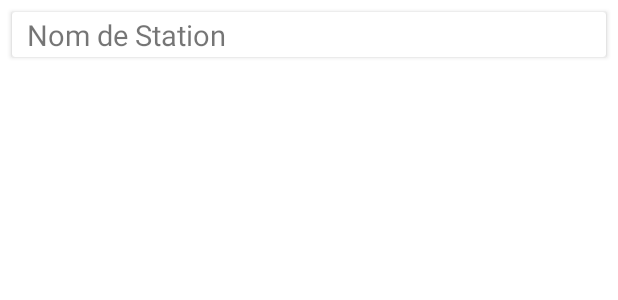
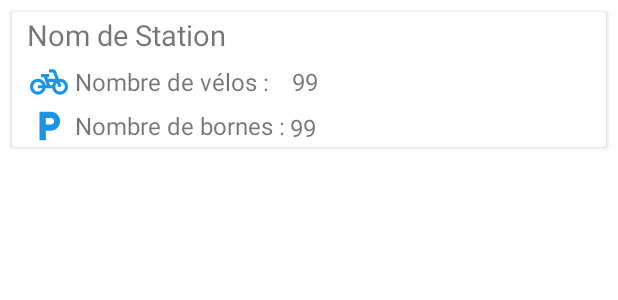
Before and after one commit to Ayman-Ramdane/velibAndroidApp, an Android app: the layout adapter_favorite.xml on its own in the app's theme, with its tools: preview values and no code run, on a phone screen of 412 x 824 dp. Shown: the top 300 px of the screen. Run offline under Robolectric (Android 15) with nearby library versions, the phone set to English and light mode, and no system bars; Roboto replaces fonts that are not available here.

Commit message:
Redesign favorite list

```diff
--- a/app/src/main/java/fr/epf/min1/velib/FavoriteAdapter.kt
+++ b/app/src/main/java/fr/epf/min1/velib/FavoriteAdapter.kt
@@ -26,12 +26,15 @@ class FavoriteAdapter(private val favoriteStations: List<Station>) :
             val context = it.context
             val intent = Intent(context, DetailsStationActivity::class.java)
             intent.putExtra("station_id", favoriteStation.station_id)
-            intent.putExtra("station_name", favoriteStation.name)
             context.startActivity(intent)
         }
 
-        val clientTextView = holder.view.findViewById<TextView>(R.id.adapter_favorite_text)
-        clientTextView.text = favoriteStation.name
+        val stationNameTextView = holder.view.findViewById<TextView>(R.id.adapter_favorite_title)
+        val stationBikeTextView = holder.view.findViewById<TextView>(R.id.adapter_favorite_bike_number)
+        val stationDockTextView = holder.view.findViewById<TextView>(R.id.adapter_favorite_dock_number)
+        stationNameTextView.text = favoriteStation.name
+        stationBikeTextView.text = favoriteStation.numBikesAvailable.toString()
+        stationDockTextView.text = favoriteStation.numDocksAvailable.toString()
     }
 
     override fun getItemCount() = favoriteStations.size
--- a/app/src/main/res/drawable/ic_baseline_local_parking_24.xml
+++ b/app/src/main/res/drawable/ic_baseline_local_parking_24.xml
@@ -1,4 +1,4 @@
-<vector android:height="24dp" android:tint="#4CBDBA"
+<vector android:height="24dp" android:tint="#1C94E5"
     android:viewportHeight="24" android:viewportWidth="24"
     android:width="24dp" xmlns:android="http://schemas.android.com/apk/res/android">
     <path android:fillColor="@android:color/white" android:pathData="M13,3L6,3v18h4v-6h3c3.31,0 6,-2.69 6,-6s-2.69,-6 -6,-6zM13.2,11L10,11L10,7h3.2c1.1,0 2,0.9 2,2s-0.9,2 -2,2z"/>
--- a/app/src/main/res/layout/adapter_favorite.xml
+++ b/app/src/main/res/layout/adapter_favorite.xml
@@ -1,16 +1,18 @@
 <?xml version="1.0" encoding="utf-8"?>
 <androidx.cardview.widget.CardView xmlns:android="http://schemas.android.com/apk/res/android"
+    xmlns:app="http://schemas.android.com/apk/res-auto"
     xmlns:tools="http://schemas.android.com/tools"
     android:layout_width="match_parent"
     android:layout_height="wrap_content"
     android:layout_margin="8dp">
 
-    <LinearLayout
+    <androidx.constraintlayout.widget.ConstraintLayout
         android:layout_width="match_parent"
-        android:layout_height="wrap_content">
+        android:layout_height="wrap_content"
+        android:orientation="vertical">
 
         <TextView
-            android:id="@+id/adapter_favorite_text"
+            android:id="@+id/adapter_favorite_title"
             android:layout_width="match_parent"
             android:layout_height="wrap_content"
             android:layout_gravity="center_vertical"
@@ -19,7 +21,80 @@
             android:gravity="center_vertical"
             android:paddingHorizontal="10dp"
             android:textSize="19sp"
+            app:layout_constraintEnd_toEndOf="parent"
+            app:layout_constraintStart_toStartOf="parent"
+            app:layout_constraintTop_toTopOf="parent"
             tools:text="Nom de Station" />
-    </LinearLayout>
+
+        <ImageView
+            android:id="@+id/imageView"
+            android:layout_width="25dp"
+            android:layout_height="25dp"
+            android:layout_marginStart="12dp"
+            android:layout_marginTop="4dp"
+            android:src="@drawable/ic_pedal_bike"
+            app:layout_constraintStart_toStartOf="parent"
+            app:layout_constraintTop_toBottomOf="@+id/adapter_favorite_title"
+            tools:ignore="ContentDescription" />
+
+        <TextView
+            android:id="@+id/textView"
+            android:layout_width="wrap_content"
+            android:layout_height="25dp"
+            android:layout_marginStart="4dp"
+            android:layout_marginTop="4dp"
+            android:gravity="center"
+            android:text="@string/adapter_favorite_bike_number"
+            android:textSize="16sp"
+            app:layout_constraintStart_toEndOf="@+id/imageView"
+            app:layout_constraintTop_toBottomOf="@+id/adapter_favorite_title" />
+
+        <TextView
+            android:id="@+id/adapter_favorite_bike_number"
+            android:layout_width="wrap_content"
+            android:layout_height="25dp"
+            android:layout_marginStart="16dp"
+            android:layout_marginTop="4dp"
+            android:gravity="center"
+            android:textSize="16sp"
+            app:layout_constraintStart_toEndOf="@+id/textView"
+            app:layout_constraintTop_toBottomOf="@+id/adapter_favorite_title"
+            tools:text="99" />
+
+        <ImageView
+            android:id="@+id/imageView2"
+            android:layout_width="25dp"
+            android:layout_height="25dp"
+            android:layout_marginStart="12dp"
+            android:layout_marginTop="4dp"
+            android:src="@drawable/ic_baseline_local_parking_24"
+            app:layout_constraintStart_toStartOf="parent"
+            app:layout_constraintTop_toBottomOf="@+id/imageView"
+            tools:ignore="ContentDescription" />
+
+        <TextView
+            android:id="@+id/textView6"
+            android:layout_width="wrap_content"
+            android:layout_height="25dp"
+            android:layout_marginStart="4dp"
+            android:layout_marginTop="4dp"
+            android:gravity="center"
+            android:text="@string/adapter_favorite_dock_number"
+            android:textSize="16sp"
+            app:layout_constraintStart_toEndOf="@+id/imageView2"
+            app:layout_constraintTop_toBottomOf="@+id/textView" />
+
+        <TextView
+            android:id="@+id/adapter_favorite_dock_number"
+            android:layout_width="wrap_content"
+            android:layout_height="25dp"
+            android:layout_marginStart="4dp"
+            android:layout_marginTop="5dp"
+            android:gravity="center"
+            android:textSize="16sp"
+            app:layout_constraintStart_toEndOf="@+id/textView6"
+            app:layout_constraintTop_toBottomOf="@+id/adapter_favorite_bike_number"
+            tools:text="99" />
+    </androidx.constraintlayout.widget.ConstraintLayout>
 
 </androidx.cardview.widget.CardView>
--- a/app/src/main/res/values/strings.xml
+++ b/app/src/main/res/values/strings.xml
@@ -26,5 +26,7 @@
     <string name="details_credit_card">carte de crédit</string>
     <string name="details_mechanical_bike">vélo mécanique</string>
     <string name="details_ebike">Vélo électrique</string>
+    <string name="adapter_favorite_bike_number">Nombre de vélos :</string>
+    <string name="adapter_favorite_dock_number">Nombre de bornes :</string>
 
 </resources>
```
